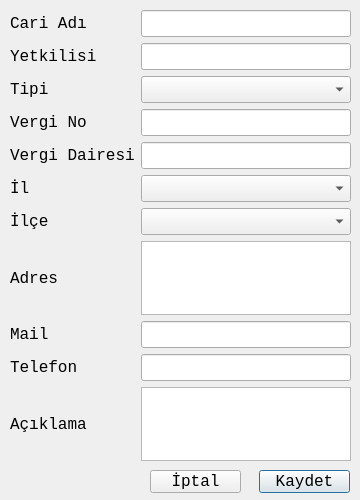
mamoo81/bhss, file yenicarikartdialog.ui: the form before one commit.
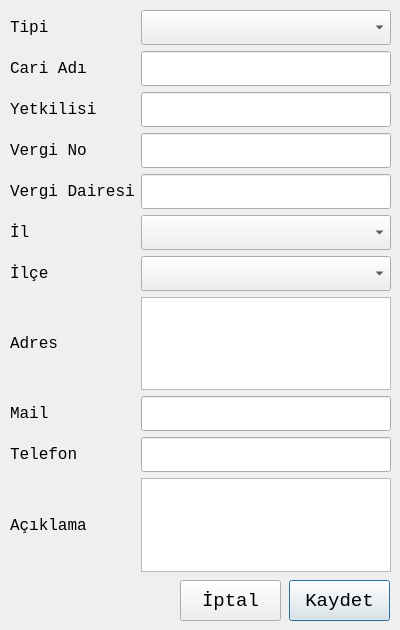
The form after the commit. Icons and pictures are not drawn.

Patch:
```diff
--- a/yenicarikartdialog.ui
+++ b/yenicarikartdialog.ui
@@ -6,20 +6,20 @@
    <rect>
     <x>0</x>
     <y>0</y>
-    <width>360</width>
-    <height>500</height>
+    <width>400</width>
+    <height>630</height>
    </rect>
   </property>
   <property name="minimumSize">
    <size>
-    <width>360</width>
-    <height>500</height>
+    <width>400</width>
+    <height>630</height>
    </size>
   </property>
   <property name="maximumSize">
    <size>
-    <width>360</width>
-    <height>500</height>
+    <width>400</width>
+    <height>640</height>
    </size>
   </property>
   <property name="font">
@@ -34,12 +34,18 @@
   <widget class="QPushButton" name="KaydetpushButton">
    <property name="geometry">
     <rect>
-     <x>259</x>
-     <y>470</y>
-     <width>91</width>
-     <height>23</height>
+     <x>289</x>
+     <y>580</y>
+     <width>101</width>
+     <height>41</height>
     </rect>
    </property>
+   <property name="font">
+    <font>
+     <family>Monospace</family>
+     <pointsize>14</pointsize>
+    </font>
+   </property>
    <property name="text">
     <string>Kaydet</string>
    </property>
@@ -47,16 +53,28 @@
     <iconset resource="images.qrc">
      <normaloff>:/images/ui/check.png</normaloff>:/images/ui/check.png</iconset>
    </property>
+   <property name="iconSize">
+    <size>
+     <width>22</width>
+     <height>22</height>
+    </size>
+   </property>
   </widget>
   <widget class="QPushButton" name="iptalpushButton">
    <property name="geometry">
     <rect>
-     <x>150</x>
-     <y>470</y>
-     <width>91</width>
-     <height>23</height>
+     <x>180</x>
+     <y>580</y>
+     <width>101</width>
+     <height>41</height>
     </rect>
    </property>
+   <property name="font">
+    <font>
+     <family>Monospace</family>
+     <pointsize>14</pointsize>
+    </font>
+   </property>
    <property name="text">
     <string>İptal</string>
    </property>
@@ -64,43 +82,50 @@
     <iconset resource="images.qrc">
      <normaloff>:/images/ui/remove.png</normaloff>:/images/ui/remove.png</iconset>
    </property>
+   <property name="iconSize">
+    <size>
+     <width>22</width>
+     <height>22</height>
+    </size>
+   </property>
   </widget>
   <widget class="QWidget" name="layoutWidget">
    <property name="geometry">
     <rect>
      <x>10</x>
      <y>10</y>
-     <width>341</width>
-     <height>451</height>
+     <width>381</width>
+     <height>562</height>
     </rect>
    </property>
    <layout class="QGridLayout" name="gridLayout">
+    <item row="5" column="0">
+     <widget class="QLabel" name="label_5">
+      <property name="text">
+       <string>İl</string>
+      </property>
+     </widget>
+    </item>
+    <item row="6" column="0">
+     <widget class="QLabel" name="label_6">
+      <property name="text">
+       <string>İlçe</string>
+      </property>
+     </widget>
+    </item>
     <item row="0" column="0">
-     <widget class="QLabel" name="label">
-      <property name="text">
-       <string>Cari Adı</string>
-      </property>
-     </widget>
-    </item>
-    <item row="0" column="1" colspan="4">
-     <widget class="QLineEdit" name="CariAdilineEdit"/>
-    </item>
-    <item row="1" column="0">
-     <widget class="QLabel" name="label_10">
-      <property name="text">
-       <string>Yetkilisi</string>
-      </property>
-     </widget>
-    </item>
-    <item row="2" column="0">
      <widget class="QLabel" name="label_3">
       <property name="text">
        <string>Tipi</string>
       </property>
      </widget>
     </item>
-    <item row="2" column="1" colspan="4">
-     <widget class="QComboBox" name="CariTipicomboBox"/>
+    <item row="9" column="0">
+     <widget class="QLabel" name="label_9">
+      <property name="text">
+       <string>Telefon</string>
+      </property>
+     </widget>
     </item>
     <item row="3" column="0">
      <widget class="QLabel" name="label_2">
@@ -109,6 +134,20 @@
       </property>
      </widget>
     </item>
+    <item row="10" column="0">
+     <widget class="QLabel" name="label_11">
+      <property name="text">
+       <string>Açıklama</string>
+      </property>
+     </widget>
+    </item>
+    <item row="8" column="0">
+     <widget class="QLabel" name="label_8">
+      <property name="text">
+       <string>Mail</string>
+      </property>
+     </widget>
+    </item>
     <item row="4" column="0">
      <widget class="QLabel" name="label_4">
       <property name="text">
@@ -116,31 +155,85 @@
       </property>
      </widget>
     </item>
-    <item row="1" column="1" colspan="4">
-     <widget class="QLineEdit" name="YetkililineEdit"/>
+    <item row="7" column="0">
+     <widget class="QLabel" name="label_7">
+      <property name="text">
+       <string>Adres</string>
+      </property>
+     </widget>
     </item>
-    <item row="3" column="1" colspan="4">
-     <widget class="QLineEdit" name="VergiNolineEdit"/>
-    </item>
-    <item row="4" column="1" colspan="4">
-     <widget class="QLineEdit" name="VergiDairesilineEdit"/>
-    </item>
-    <item row="5" column="0">
-     <widget class="QLabel" name="label_5">
+    <item row="2" column="0">
+     <widget class="QLabel" name="label_10">
       <property name="text">
-       <string>İl</string>
+       <string>Yetkilisi</string>
       </property>
      </widget>
     </item>
-    <item row="6" column="0">
-     <widget class="QLabel" name="label_6">
+    <item row="1" column="0">
+     <widget class="QLabel" name="label">
       <property name="text">
-       <string>İlçe</string>
+       <string>Cari Adı</string>
       </property>
      </widget>
     </item>
-    <item row="5" column="1" colspan="4">
+    <item row="1" column="1" colspan="6">
+     <widget class="QLineEdit" name="CariAdilineEdit">
+      <property name="minimumSize">
+       <size>
+        <width>0</width>
+        <height>35</height>
+       </size>
+      </property>
+     </widget>
+    </item>
+    <item row="0" column="1" colspan="6">
+     <widget class="QComboBox" name="CariTipicomboBox">
+      <property name="minimumSize">
+       <size>
+        <width>0</width>
+        <height>35</height>
+       </size>
+      </property>
+     </widget>
+    </item>
+    <item row="2" column="1" colspan="6">
+     <widget class="QLineEdit" name="YetkililineEdit">
+      <property name="minimumSize">
+       <size>
+        <width>0</width>
+        <height>35</height>
+       </size>
+      </property>
+     </widget>
+    </item>
+    <item row="3" column="1" colspan="6">
+     <widget class="QLineEdit" name="VergiNolineEdit">
+      <property name="minimumSize">
+       <size>
+        <width>0</width>
+        <height>35</height>
+       </size>
+      </property>
+     </widget>
+    </item>
+    <item row="4" column="1" colspan="6">
+     <widget class="QLineEdit" name="VergiDairesilineEdit">
+      <property name="minimumSize">
+       <size>
+        <width>0</width>
+        <height>35</height>
+       </size>
+      </property>
+     </widget>
+    </item>
+    <item row="5" column="1" colspan="6">
      <widget class="QComboBox" name="ilcomboBox">
+      <property name="minimumSize">
+       <size>
+        <width>0</width>
+        <height>35</height>
+       </size>
+      </property>
       <property name="maxVisibleItems">
        <number>15</number>
       </property>
@@ -149,51 +242,43 @@
       </property>
      </widget>
     </item>
-    <item row="6" column="1" colspan="4">
-     <widget class="QComboBox" name="ilcecomboBox"/>
-    </item>
-    <item row="7" column="0">
-     <widget class="QLabel" name="label_7">
-      <property name="text">
-       <string>Adres</string>
+    <item row="6" column="1" colspan="6">
+     <widget class="QComboBox" name="ilcecomboBox">
+      <property name="minimumSize">
+       <size>
+        <width>0</width>
+        <height>35</height>
+       </size>
       </property>
      </widget>
     </item>
-    <item row="7" column="1" colspan="4">
+    <item row="7" column="1" colspan="6">
      <widget class="QPlainTextEdit" name="AdresplainTextEdit"/>
     </item>
-    <item row="8" column="0">
-     <widget class="QLabel" name="label_8">
-      <property name="text">
-       <string>Mail</string>
+    <item row="8" column="1" colspan="6">
+     <widget class="QLineEdit" name="MaillineEdit">
+      <property name="minimumSize">
+       <size>
+        <width>0</width>
+        <height>35</height>
+       </size>
       </property>
      </widget>
     </item>
-    <item row="8" column="1" colspan="4">
-     <widget class="QLineEdit" name="MaillineEdit"/>
-    </item>
-    <item row="9" column="0">
-     <widget class="QLabel" name="label_9">
-      <property name="text">
-       <string>Telefon</string>
-      </property>
-     </widget>
-    </item>
-    <item row="9" column="1" colspan="4">
+    <item row="9" column="1" colspan="6">
      <widget class="QLineEdit" name="TelefonlineEdit">
+      <property name="minimumSize">
+       <size>
+        <width>0</width>
+        <height>35</height>
+       </size>
+      </property>
       <property name="maxLength">
        <number>10</number>
       </property>
      </widget>
     </item>
-    <item row="10" column="0">
-     <widget class="QLabel" name="label_11">
-      <property name="text">
-       <string>Açıklama</string>
-      </property>
-     </widget>
-    </item>
-    <item row="10" column="1" colspan="4">
+    <item row="10" column="1" colspan="6">
      <widget class="QPlainTextEdit" name="AciklamaplainTextEdit"/>
     </item>
    </layout>
```
Left out of the diff: 2 changed lines with no effect on the pictures.
